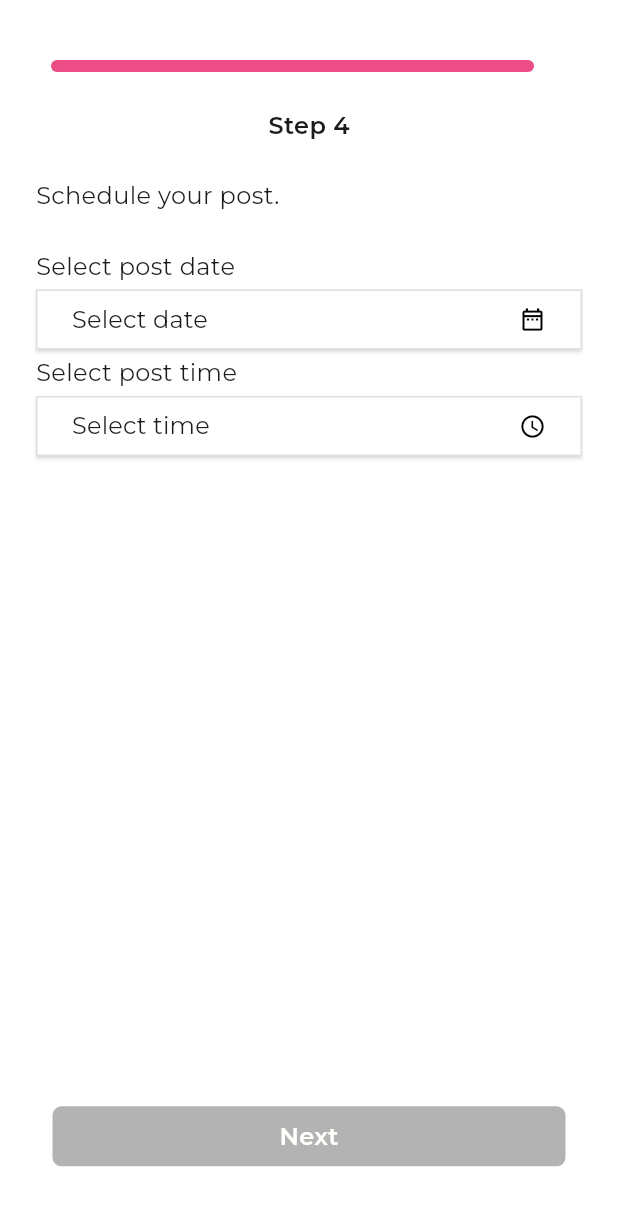
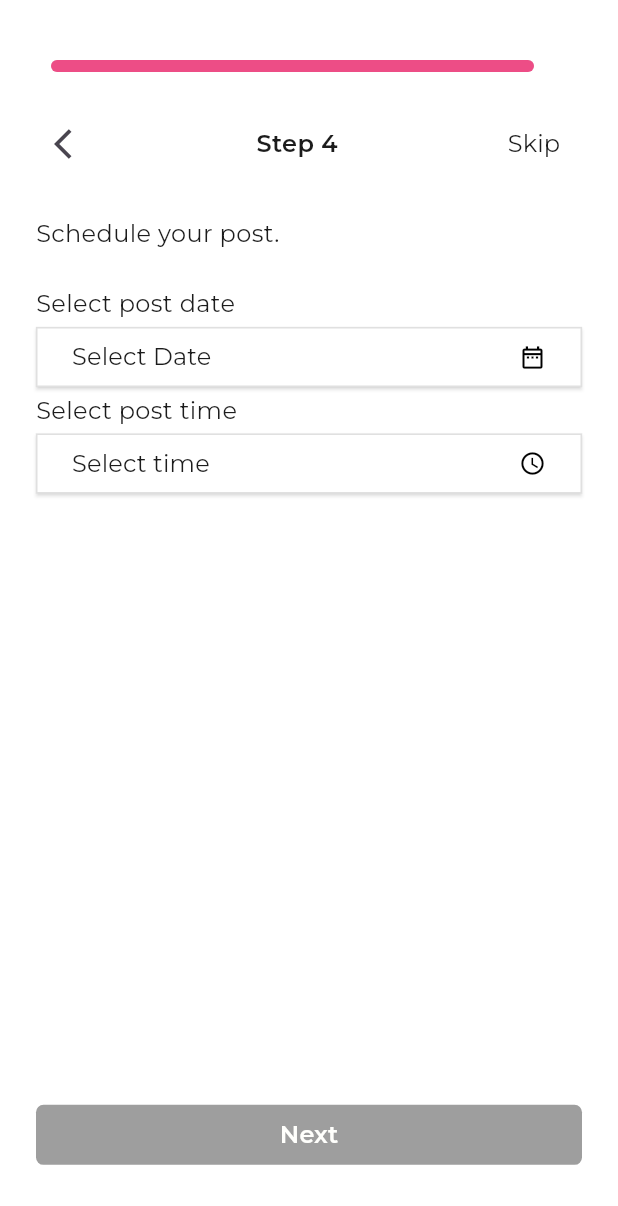
Before and after one commit to vaibhavt-nt/simple_app, a Flutter app: the SelectDateAndTimeScreen screen opened directly, on a phone screen of 412 x 824 dp. Shown: the top 1206 px of the screen. Run offline on Flutter 3.47's test engine with Material 3 defaults, Android fonts, the phone set to English and light mode, and no system bars; drawn by our look-alikes of percent_indicator; our stand-ins replace flutter_svg, google_fonts, image_picker, introduction_screen, shared_preferences, sqflite; accounts and stored records are empty; project files that could hold a hidden picture were left out.

Commit message:
WIP : Post Screens Implemented Date picker Implemented Time picker Implemented Enable / Disable button if data and time selected. Designing of an overview page Designing of overview page when skip button pressed Implementing two widget fixes and the rest are scrollable on all post page

```diff
--- a/lib/Home/post/select_date_time_screen.dart
+++ b/lib/Home/post/select_date_time_screen.dart
@@ -1,6 +1,9 @@
 import 'package:flutter/material.dart';
 import 'package:google_fonts/google_fonts.dart';
+import 'package:intl/intl.dart';
 import 'package:percent_indicator/linear_percent_indicator.dart';
+import 'package:simple_app/Home/post/overview_screen.dart';
+import 'package:simple_app/Home/post/overview_screen_when_skip.dart';
 import 'package:simple_app/colors.dart';
 
 class SelectDateAndTimeScreen extends StatefulWidget {
@@ -12,12 +15,59 @@ class SelectDateAndTimeScreen extends StatefulWidget {
 }
 
 class _SelectDateAndTimeScreenState extends State<SelectDateAndTimeScreen> {
+// For Date Pick Method
+  DateTime? _selectedDate;
+  void _pickDateDialog() {
+    showDatePicker(
+            context: context,
+            initialDate: DateTime.now(),
+            //which date will display when user open the picker
+            firstDate: DateTime.now(),
+            //what will be the previous supported year in picker
+            lastDate: DateTime(
+                2025)) //what will be the up to supported date in picker
+        .then((pickedDate) {
+      //then usually do the future job
+      if (pickedDate == null) {
+        //if user tap cancel then this function will stop
+        return;
+      }
+      setState(() {
+        //for rebuilding the ui
+        _selectedDate = pickedDate;
+      });
+    });
+  }
+
+  TimeOfDay? selectedTime;
+  void _pickTimeDialog() {
+    showTimePicker(
+            context: context,
+            initialTime: TimeOfDay
+                .now()) //what will be the up to supported date in picker
+        .then((pickedDate) {
+      //then usually do the future job
+      if (pickedDate == null) {
+        //if user tap cancel then this function will stop
+        return;
+      }
+      setState(() {
+        //for rebuilding the ui
+        selectedTime = pickedDate;
+      });
+    });
+  }
+
+  //for time pick method
+
   @override
   Widget build(BuildContext context) {
     return Scaffold(
+      resizeToAvoidBottomInset: true,
       backgroundColor: Colors.white,
       body: Padding(
         padding: const EdgeInsets.fromLTRB(24, 40, 24, 24),
+        child: SingleChildScrollView(
           child: Column(
             children: [
               LinearPercentIndicator(
@@ -30,7 +80,13 @@ class _SelectDateAndTimeScreenState extends State<SelectDateAndTimeScreen> {
               ),
               Padding(
                 padding: const EdgeInsets.fromLTRB(0, 24, 0, 24),
-              child: Text(
+                child: Row(
+                  mainAxisAlignment: MainAxisAlignment.spaceBetween,
+                  children: [
+                    IconButton(
+                        onPressed: () => Navigator.pop(context),
+                        icon: Icon(Icons.arrow_back_ios)),
+                    Text(
                       'Step 4',
                       style: GoogleFonts.montserrat(
                         textStyle: const TextStyle(
@@ -38,6 +94,27 @@ class _SelectDateAndTimeScreenState extends State<SelectDateAndTimeScreen> {
                             fontSize: 16,
                             color: Color(0xff1C1C1C)),
                       ),
+                    ),
+                    TextButton(
+                      onPressed: () {
+                        Navigator.push(
+                            context,
+                            MaterialPageRoute(
+                              builder: (context) =>
+                                  OverViewScreenWhenSkipButtonPressed(),
+                            ));
+                      },
+                      child: Text(
+                        'Skip',
+                        style: GoogleFonts.montserrat(
+                          textStyle: const TextStyle(
+                              fontWeight: FontWeight.w400,
+                              fontSize: 16,
+                              color: Color(0xff1C1C1C)),
+                        ),
+                      ),
+                    )
+                  ],
                 ),
               ),
               SizedBox(
@@ -61,7 +138,6 @@ class _SelectDateAndTimeScreenState extends State<SelectDateAndTimeScreen> {
                           ),
                         ),
                       ),
-
                       Align(
                         alignment: Alignment.centerLeft,
                         child: Text(
@@ -74,9 +150,10 @@ class _SelectDateAndTimeScreenState extends State<SelectDateAndTimeScreen> {
                           ),
                         ),
                       ),
-
                       ElevatedButton(
-                      onPressed: () {},
+                        onPressed: () {
+                          _pickDateDialog();
+                        },
                         style: ButtonStyle(
                           backgroundColor:
                               MaterialStateProperty.all(Colors.white),
@@ -97,7 +174,10 @@ class _SelectDateAndTimeScreenState extends State<SelectDateAndTimeScreen> {
                           mainAxisAlignment: MainAxisAlignment.spaceBetween,
                           children: [
                             Text(
-                            'Select date',
+                              _selectedDate ==
+                                      null //ternary expression to check if date is null
+                                  ? 'Select Date'
+                                  : '${DateFormat.yMMMMEEEEd().format(_selectedDate!)}',
                               style: GoogleFonts.montserrat(
                                 textStyle: const TextStyle(
                                     fontWeight: FontWeight.w400,
@@ -109,7 +189,6 @@ class _SelectDateAndTimeScreenState extends State<SelectDateAndTimeScreen> {
                           ],
                         ),
                       ),
-
                       Align(
                         alignment: Alignment.centerLeft,
                         child: Text(
@@ -122,9 +201,10 @@ class _SelectDateAndTimeScreenState extends State<SelectDateAndTimeScreen> {
                           ),
                         ),
                       ),
-
                       ElevatedButton(
-                      onPressed: () {},
+                        onPressed: () {
+                          _pickTimeDialog();
+                        },
                         style: ButtonStyle(
                           backgroundColor:
                               MaterialStateProperty.all(Colors.white),
@@ -145,7 +225,9 @@ class _SelectDateAndTimeScreenState extends State<SelectDateAndTimeScreen> {
                           mainAxisAlignment: MainAxisAlignment.spaceBetween,
                           children: [
                             Text(
-                            'Select time',
+                              selectedTime == null
+                                  ? 'Select time'
+                                  : '${selectedTime!.format(context)}',
                               style: GoogleFonts.montserrat(
                                 textStyle: const TextStyle(
                                     fontWeight: FontWeight.w400,
@@ -157,41 +239,37 @@ class _SelectDateAndTimeScreenState extends State<SelectDateAndTimeScreen> {
                           ],
                         ),
                       ),
-
-                    // Center(
-                    //   child: _image == null
-                    //       ? widget.selectedFrame.frameContainer
-                    //       : _image!.path.startsWith('assets/')
-                    //       ? Image.asset(_image!.path, fit: BoxFit.fill,)
-                    //       : Image.file(File(_image!.path)),
-                    // ),
                     ],
                   ),
                 ),
               ),
-            Padding(
-              padding: const EdgeInsets.only(top: 30),
-              child: Align(
-                alignment: Alignment.bottomCenter,
-                child: GestureDetector(
-                  onTap: () {
-                    // Navigator.push(
-                    //   context,
-                    //   MaterialPageRoute(
-                    //     builder: (context) => SelectCaptionScreen(),
-                    //   ),
-                    // );
+              SizedBox(
+                width: MediaQuery.of(context).size.width,
+                child: ElevatedButton(
+                  style: ButtonStyle(
+                    shape: MaterialStateProperty.all(RoundedRectangleBorder(
+                        borderRadius: BorderRadius.circular(5))),
+                    overlayColor: MaterialStateProperty.all(CustomColors.pink),
+                    backgroundColor: MaterialStateProperty.resolveWith<Color>(
+                      (Set<MaterialState> states) {
+                        if (states.contains(MaterialState.pressed))
+                          return Theme.of(context)
+                              .colorScheme
+                              .primary
+                              .withOpacity(0.5);
+                        else if (states.contains(MaterialState.disabled))
+                          return Colors.grey;
+                        return CustomColors
+                            .pink; // Use the component's default.
                       },
-                  child: Container(
-                    height: 40,
-                    width: 342,
-                    decoration: const BoxDecoration(
-                      borderRadius: BorderRadius.all(
-                        Radius.circular(6),
                     ),
-                      color: CustomColors.grey,
                   ),
-                    child: Center(
+                  onPressed: _selectedDate != null && selectedTime != null
+                      ? () {
+                          // Navigate to the next screen
+                    Navigator.push(context, MaterialPageRoute(builder: (context) => OverViewScreen(),));
+                        }
+                      : null, // Disable the button if either date or time is not selected
                   child: Text('Next',
                       style: GoogleFonts.montserrat(
                         textStyle: const TextStyle(
@@ -201,10 +279,8 @@ class _SelectDateAndTimeScreenState extends State<SelectDateAndTimeScreen> {
                       )),
                 ),
               ),
+            ],
           ),
-              ),
-            ),
-          ],
         ),
       ),
     );
--- a/pubspec.yaml
+++ b/pubspec.yaml
@@ -46,6 +46,7 @@ dependencies:
   percent_indicator: ^4.2.3
   provider: ^6.1.2
   flutter_svg: ^2.0.10+1
+  intl: ^0.19.0
 
 dev_dependencies:
   flutter_test:
```
Also changed, not shown: lib/Home/post/overview_screen.dart (added, +110 -0 lines), lib/Home/post/overview_screen_when_skip.dart (added, +174 -0 lines), lib/Home/post/select_caption_screen.dart (+20 -20 lines), lib/Home/post/select_frame_screen.dart (+12 -1 lines), lib/Home/post/select_image_screen.dart (+49 -25 lines), assets/SelectImagePost/image1.png (added), pubspec.lock. Lines whose indentation alone changed are shown as unchanged.
